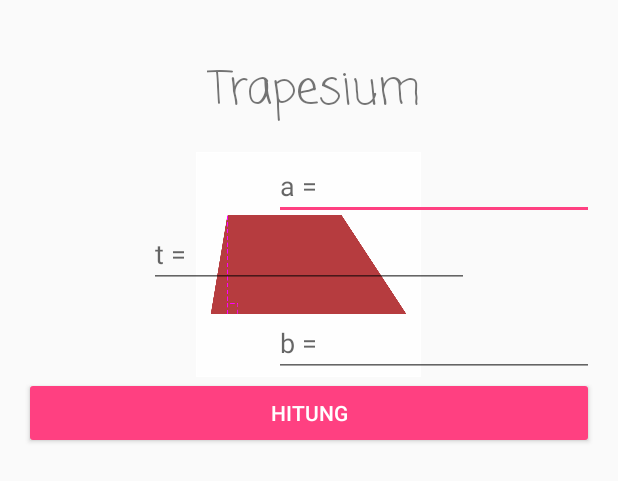
After one commit to AskaIvan/HitungBangunYuk, an Android app: the layout activity_trapesium.xml on its own in the app's theme, with its tools: preview values and no code run, on a phone screen of 412 x 824 dp. The commit adds this screen. Shown: the top 481 px of the screen. Run offline under Robolectric (Android 15) with nearby library versions, the phone set to English and light mode, and no system bars.

Commit message:
Design Jajar Genjang dan Trapesium

```diff
--- a/app/src/main/java/id/sch/smktelkom_mlg/project/xirpl304132231/hitungbangunyuk/persegipanjang.java
+++ b/app/src/main/java/id/sch/smktelkom_mlg/project/xirpl304132231/hitungbangunyuk/persegipanjang.java
@@ -15,11 +15,11 @@ public class persegipanjang extends AppCompatActivity {
         super.onCreate(savedInstanceState);
         setContentView(R.layout.activity_persegipanjang);
 
-        etLebar = (EditText)findViewById(R.id.editTextLebar);
-        etPanjang = (EditText) findViewById(R.id.editTextPanjang);
+        etLebar = (EditText)findViewById(R.id.editTexTinggiT);
+        etPanjang = (EditText) findViewById(R.id.editTextAlas1T);
         tvHasil = (TextView) findViewById(R.id.textView3);
 
-        findViewById(R.id.buttonHitung).setOnClickListener(new View.OnClickListener() {
+        findViewById(R.id.buttonHitungT).setOnClickListener(new View.OnClickListener() {
             @Override
             public void onClick(View view) {
                 doHitung();
--- /dev/null
+++ b/app/src/main/res/layout/activity_trapesium.xml
@@ -0,0 +1,86 @@
+<?xml version="1.0" encoding="utf-8"?>
+<RelativeLayout xmlns:android="http://schemas.android.com/apk/res/android"
+    xmlns:app="http://schemas.android.com/apk/res-auto"
+    xmlns:tools="http://schemas.android.com/tools"
+    android:id="@+id/activity_persegipanjang"
+    android:layout_width="match_parent"
+    android:layout_height="match_parent"
+    android:paddingBottom="@dimen/activity_vertical_margin"
+    android:paddingLeft="@dimen/activity_horizontal_margin"
+    android:paddingRight="@dimen/activity_horizontal_margin"
+    android:paddingTop="@dimen/activity_vertical_margin"
+    tools:context="id.sch.smktelkom_mlg.project.xirpl304132231.hitungbangunyuk.persegipanjang">
+
+    <TextView
+        android:layout_width="150dp"
+        android:id="@+id/textView3"
+        android:layout_above="@+id/buttonBackPersegipanjang"
+        android:layout_centerHorizontal="true"
+        android:layout_marginBottom="14dp"
+        android:layout_height="50dp" />
+
+    <ImageView
+        android:layout_width="150dp"
+        android:layout_height="150dp"
+        app:srcCompat="@drawable/trapesium"
+        android:id="@+id/imageView2"
+        android:layout_alignTop="@+id/editTextAlas1T"
+        android:layout_alignLeft="@+id/textView3"
+        android:layout_alignStart="@+id/textView3" />
+
+    <EditText
+        android:hint="a ="
+        android:layout_width="wrap_content"
+        android:layout_height="wrap_content"
+        android:inputType="number"
+        android:ems="10"
+        android:id="@+id/editTextAlas1T"
+        android:layout_marginTop="18dp"
+        android:layout_below="@+id/textView"
+        android:layout_alignParentRight="true"
+        android:layout_alignParentEnd="true" />
+
+    <TextView
+        android:text="Trapesium"
+        android:layout_width="wrap_content"
+        android:layout_height="wrap_content"
+        android:id="@+id/textView"
+        android:fontFamily="casual"
+        android:textSize="30sp"
+        android:layout_alignParentTop="true"
+        android:layout_alignRight="@+id/imageView2"
+        android:layout_alignEnd="@+id/imageView2"
+        android:layout_marginTop="21dp" />
+
+    <Button
+        android:text="Hitung"
+        android:layout_width="match_parent"
+        android:layout_height="wrap_content"
+        android:id="@+id/buttonHitungT"
+        style="@style/Widget.AppCompat.Button.Colored"
+        android:layout_below="@+id/imageView2"
+        android:layout_alignParentLeft="true"
+        android:layout_alignParentStart="true" />
+
+    <EditText
+        android:hint="t ="
+        android:layout_width="wrap_content"
+        android:layout_height="wrap_content"
+        android:inputType="number"
+        android:ems="10"
+        android:id="@+id/editTexTinggiT"
+        android:layout_below="@+id/editTextAlas1T"
+        android:layout_centerHorizontal="true" />
+
+    <EditText
+        android:layout_width="wrap_content"
+        android:layout_height="wrap_content"
+        android:inputType="number"
+        android:ems="10"
+        android:id="@+id/editTextAlas2T"
+        android:hint="b = "
+        android:layout_alignBottom="@+id/imageView2"
+        android:layout_alignParentRight="true"
+        android:layout_alignParentEnd="true" />
+
+</RelativeLayout>
```
Also changed, not shown: app/src/main/res/layout/activity_jajargenjang.xml (added, +76 -0 lines), app/src/main/res/layout/activity_persegipanjang.xml (+6 -6 lines).
